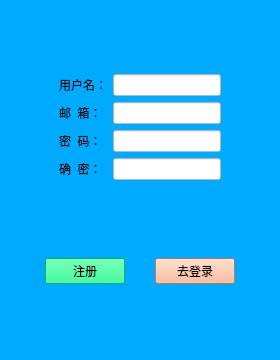
Above: regist.ui from Dtyet/Dayet_qt before the change. Below: the same form after it.
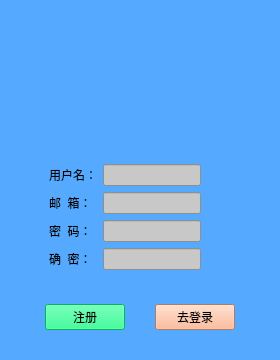
That is the form after the change. Icons and pictures are not drawn.

```diff
--- a/regist.ui
+++ b/regist.ui
@@ -26,10 +26,235 @@
    <string>注册</string>
   </property>
   <property name="styleSheet">
-   <string notr="true">background-color: rgb(0, 170, 255);</string>
+   <string notr="true">background-color: rgb(85, 170, 255);</string>
   </property>
-  <layout class="QGridLayout" name="gridLayout_3">
-   <item row="0" column="0">
+  <layout class="QGridLayout" name="gridLayout_4">
+   <item row="0" column="1">
+    <spacer name="verticalSpacer_4">
+     <property name="orientation">
+      <enum>Qt::Vertical</enum>
+     </property>
+     <property name="sizeHint" stdset="0">
+      <size>
+       <width>20</width>
+       <height>40</height>
+      </size>
+     </property>
+    </spacer>
+   </item>
+   <item row="5" column="1">
+    <widget class="QWidget" name="widget_2" native="true">
+     <property name="sizePolicy">
+      <sizepolicy hsizetype="Fixed" vsizetype="Fixed">
+       <horstretch>0</horstretch>
+       <verstretch>0</verstretch>
+      </sizepolicy>
+     </property>
+     <layout class="QGridLayout" name="gridLayout_2">
+      <item row="0" column="2">
+       <spacer name="horizontalSpacer_2">
+        <property name="orientation">
+         <enum>Qt::Horizontal</enum>
+        </property>
+        <property name="sizeHint" stdset="0">
+         <size>
+          <width>40</width>
+          <height>20</height>
+         </size>
+        </property>
+       </spacer>
+      </item>
+      <item row="0" column="3">
+       <widget class="QPushButton" name="pushButton_2">
+        <property name="styleSheet">
+         <string notr="true">background-color: rgb(255, 170, 127);</string>
+        </property>
+        <property name="text">
+         <string>去登录</string>
+        </property>
+       </widget>
+      </item>
+      <item row="0" column="1">
+       <widget class="QPushButton" name="pushButton">
+        <property name="styleSheet">
+         <string notr="true">background-color: rgb(0, 255, 127);</string>
+        </property>
+        <property name="text">
+         <string>注册</string>
+        </property>
+       </widget>
+      </item>
+      <item row="0" column="0">
+       <spacer name="horizontalSpacer">
+        <property name="orientation">
+         <enum>Qt::Horizontal</enum>
+        </property>
+        <property name="sizeHint" stdset="0">
+         <size>
+          <width>40</width>
+          <height>20</height>
+         </size>
+        </property>
+       </spacer>
+      </item>
+      <item row="0" column="4">
+       <spacer name="horizontalSpacer_3">
+        <property name="orientation">
+         <enum>Qt::Horizontal</enum>
+        </property>
+        <property name="sizeHint" stdset="0">
+         <size>
+          <width>40</width>
+          <height>20</height>
+         </size>
+        </property>
+       </spacer>
+      </item>
+     </layout>
+    </widget>
+   </item>
+   <item row="6" column="1">
+    <spacer name="verticalSpacer">
+     <property name="orientation">
+      <enum>Qt::Vertical</enum>
+     </property>
+     <property name="sizeHint" stdset="0">
+      <size>
+       <width>20</width>
+       <height>40</height>
+      </size>
+     </property>
+    </spacer>
+   </item>
+   <item row="4" column="1">
+    <spacer name="verticalSpacer_2">
+     <property name="orientation">
+      <enum>Qt::Vertical</enum>
+     </property>
+     <property name="sizeHint" stdset="0">
+      <size>
+       <width>20</width>
+       <height>40</height>
+      </size>
+     </property>
+    </spacer>
+   </item>
+   <item row="2" column="1">
+    <spacer name="verticalSpacer_3">
+     <property name="orientation">
+      <enum>Qt::Vertical</enum>
+     </property>
+     <property name="sizeHint" stdset="0">
+      <size>
+       <width>20</width>
+       <height>40</height>
+      </size>
+     </property>
+    </spacer>
+   </item>
+   <item row="3" column="0">
+    <spacer name="horizontalSpacer_11">
+     <property name="orientation">
+      <enum>Qt::Horizontal</enum>
+     </property>
+     <property name="sizeHint" stdset="0">
+      <size>
+       <width>40</width>
+       <height>20</height>
+      </size>
+     </property>
+    </spacer>
+   </item>
+   <item row="1" column="1">
+    <widget class="QWidget" name="widget_3" native="true">
+     <property name="sizePolicy">
+      <sizepolicy hsizetype="Fixed" vsizetype="Fixed">
+       <horstretch>0</horstretch>
+       <verstretch>0</verstretch>
+      </sizepolicy>
+     </property>
+     <layout class="QGridLayout" name="gridLayout_3">
+      <item row="0" column="1">
+       <spacer name="horizontalSpacer_7">
+        <property name="orientation">
+         <enum>Qt::Horizontal</enum>
+        </property>
+        <property name="sizeHint" stdset="0">
+         <size>
+          <width>40</width>
+          <height>20</height>
+         </size>
+        </property>
+       </spacer>
+      </item>
+      <item row="0" column="2">
+       <widget class="QLabel" name="label_5">
+        <property name="minimumSize">
+         <size>
+          <width>100</width>
+          <height>100</height>
+         </size>
+        </property>
+        <property name="maximumSize">
+         <size>
+          <width>100</width>
+          <height>100</height>
+         </size>
+        </property>
+        <property name="text">
+         <string/>
+        </property>
+        <property name="pixmap">
+         <pixmap resource="images.qrc">:/d_image/images/58cc-hcscwxa5173216.jpg</pixmap>
+        </property>
+        <property name="scaledContents">
+         <bool>true</bool>
+        </property>
+       </widget>
+      </item>
+      <item row="0" column="0">
+       <spacer name="horizontalSpacer_6">
+        <property name="orientation">
+         <enum>Qt::Horizontal</enum>
+        </property>
+        <property name="sizeHint" stdset="0">
+         <size>
+          <width>40</width>
+          <height>20</height>
+         </size>
+        </property>
+       </spacer>
+      </item>
+      <item row="0" column="4">
+       <spacer name="horizontalSpacer_8">
+        <property name="orientation">
+         <enum>Qt::Horizontal</enum>
+        </property>
+        <property name="sizeHint" stdset="0">
+         <size>
+          <width>40</width>
+          <height>20</height>
+         </size>
+        </property>
+       </spacer>
+      </item>
+      <item row="0" column="3">
+       <spacer name="horizontalSpacer_9">
+        <property name="orientation">
+         <enum>Qt::Horizontal</enum>
+        </property>
+        <property name="sizeHint" stdset="0">
+         <size>
+          <width>40</width>
+          <height>20</height>
+         </size>
+        </property>
+       </spacer>
+      </item>
+     </layout>
+    </widget>
+   </item>
+   <item row="3" column="1">
     <widget class="QWidget" name="widget" native="true">
      <property name="sizePolicy">
       <sizepolicy hsizetype="Fixed" vsizetype="Fixed">
@@ -38,6 +263,43 @@
       </sizepolicy>
      </property>
      <layout class="QGridLayout" name="gridLayout">
+      <item row="1" column="2">
+       <widget class="QLineEdit" name="lineEdit_2">
+        <property name="styleSheet">
+         <string notr="true">background-color: rgb(200, 200, 200);</string>
+        </property>
+       </widget>
+      </item>
+      <item row="3" column="2">
+       <widget class="QLineEdit" name="lineEdit_4">
+        <property name="styleSheet">
+         <string notr="true">background-color: rgb(200, 200, 200);</string>
+        </property>
+        <property name="echoMode">
+         <enum>QLineEdit::Password</enum>
+        </property>
+       </widget>
+      </item>
+      <item row="1" column="1">
+       <widget class="QLabel" name="label_2">
+        <property name="text">
+         <string>邮  箱：</string>
+        </property>
+       </widget>
+      </item>
+      <item row="2" column="4">
+       <spacer name="horizontalSpacer_5">
+        <property name="orientation">
+         <enum>Qt::Horizontal</enum>
+        </property>
+        <property name="sizeHint" stdset="0">
+         <size>
+          <width>40</width>
+          <height>20</height>
+         </size>
+        </property>
+       </spacer>
+      </item>
       <item row="1" column="0">
        <spacer name="horizontalSpacer_4">
         <property name="orientation">
@@ -61,20 +323,13 @@
       <item row="2" column="2">
        <widget class="QLineEdit" name="lineEdit_3">
         <property name="styleSheet">
-         <string notr="true">background-color: rgb(255, 255, 255);</string>
+         <string notr="true">background-color: rgb(200, 200, 200);</string>
         </property>
         <property name="echoMode">
          <enum>QLineEdit::Password</enum>
         </property>
        </widget>
       </item>
-      <item row="0" column="2">
-       <widget class="QLineEdit" name="lineEdit">
-        <property name="styleSheet">
-         <string notr="true">background-color: rgb(255, 255, 255);</string>
-        </property>
-       </widget>
-      </item>
       <item row="0" column="1">
        <widget class="QLabel" name="label">
         <property name="text">
@@ -82,30 +337,6 @@
         </property>
        </widget>
       </item>
-      <item row="1" column="1">
-       <widget class="QLabel" name="label_2">
-        <property name="text">
-         <string>邮  箱：</string>
-        </property>
-       </widget>
-      </item>
-      <item row="3" column="2">
-       <widget class="QLineEdit" name="lineEdit_4">
-        <property name="styleSheet">
-         <string notr="true">background-color: rgb(255, 255, 255);</string>
-        </property>
-        <property name="echoMode">
-         <enum>QLineEdit::Password</enum>
-        </property>
-       </widget>
-      </item>
-      <item row="1" column="2">
-       <widget class="QLineEdit" name="lineEdit_2">
-        <property name="styleSheet">
-         <string notr="true">background-color: rgb(255, 255, 255);</string>
-        </property>
-       </widget>
-      </item>
       <item row="2" column="1">
        <widget class="QLabel" name="label_3">
         <property name="text">
@@ -113,8 +344,22 @@
         </property>
        </widget>
       </item>
+      <item row="0" column="2">
+       <widget class="QLineEdit" name="lineEdit">
+        <property name="styleSheet">
+         <string notr="true">background-color: rgb(200, 200, 200);</string>
+        </property>
+       </widget>
+      </item>
+      <item row="3" column="1">
+       <widget class="QLabel" name="label_4">
+        <property name="text">
+         <string>确  密：</string>
+        </property>
+       </widget>
+      </item>
       <item row="2" column="3">
-       <spacer name="horizontalSpacer_5">
+       <spacer name="horizontalSpacer_10">
         <property name="orientation">
          <enum>Qt::Horizontal</enum>
         </property>
@@ -129,76 +374,18 @@
      </layout>
     </widget>
    </item>
-   <item row="1" column="0">
-    <widget class="QWidget" name="widget_2" native="true">
-     <property name="sizePolicy">
-      <sizepolicy hsizetype="Fixed" vsizetype="Fixed">
-       <horstretch>0</horstretch>
-       <verstretch>0</verstretch>
-      </sizepolicy>
+   <item row="3" column="2">
+    <spacer name="horizontalSpacer_12">
+     <property name="orientation">
+      <enum>Qt::Horizontal</enum>
      </property>
-     <layout class="QGridLayout" name="gridLayout_2">
-      <item row="0" column="2">
-       <spacer name="horizontalSpacer_2">
-        <property name="orientation">
-         <enum>Qt::Horizontal</enum>
-        </property>
-        <property name="sizeHint" stdset="0">
-         <size>
-          <width>40</width>
-          <height>20</height>
-         </size>
-        </property>
-       </spacer>
-      </item>
-      <item row="0" column="3">
-       <widget class="QPushButton" name="pushButton_2">
-        <property name="styleSheet">
-         <string notr="true">background-color: rgb(255, 170, 127);</string>
-        </property>
-        <property name="text">
-         <string>去登录</string>
-        </property>
-       </widget>
-      </item>
-      <item row="0" column="1">
-       <widget class="QPushButton" name="pushButton">
-        <property name="styleSheet">
-         <string notr="true">background-color: rgb(0, 255, 127);</string>
-        </property>
-        <property name="text">
-         <string>注册</string>
-        </property>
-       </widget>
-      </item>
-      <item row="0" column="0">
-       <spacer name="horizontalSpacer">
-        <property name="orientation">
-         <enum>Qt::Horizontal</enum>
-        </property>
-        <property name="sizeHint" stdset="0">
-         <size>
-          <width>40</width>
-          <height>20</height>
-         </size>
-        </property>
-       </spacer>
-      </item>
-      <item row="0" column="4">
-       <spacer name="horizontalSpacer_3">
-        <property name="orientation">
-         <enum>Qt::Horizontal</enum>
-        </property>
-        <property name="sizeHint" stdset="0">
-         <size>
-          <width>40</width>
-          <height>20</height>
-         </size>
-        </property>
-       </spacer>
-      </item>
-     </layout>
-    </widget>
+     <property name="sizeHint" stdset="0">
+      <size>
+       <width>40</width>
+       <height>20</height>
+      </size>
+     </property>
+    </spacer>
    </item>
   </layout>
  </widget>
```
Left out of the diff: 15 changed lines with no effect on the pictures.
